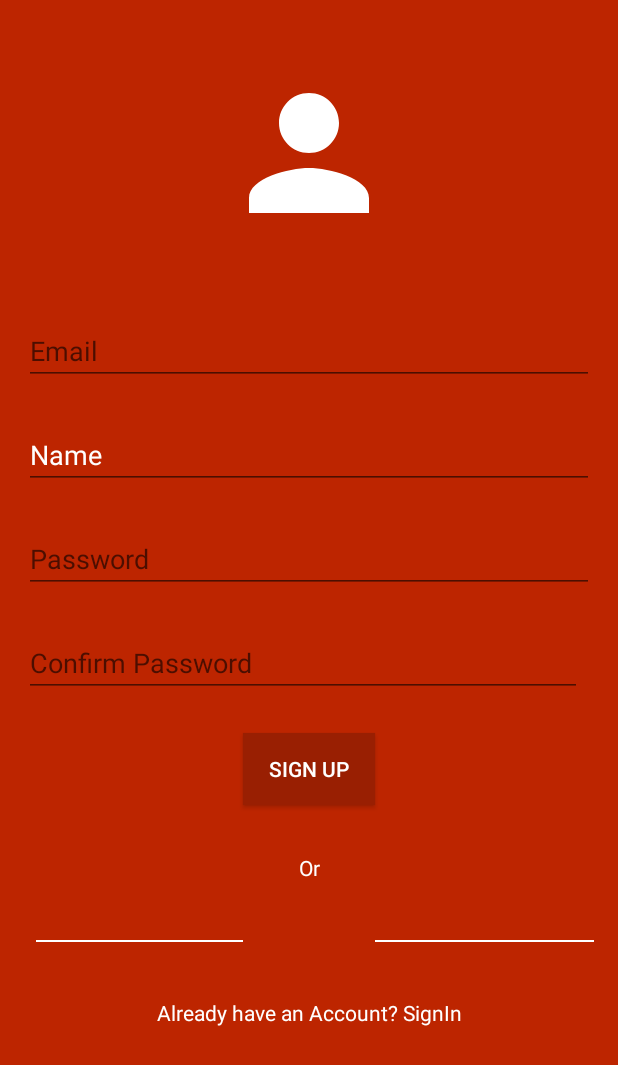
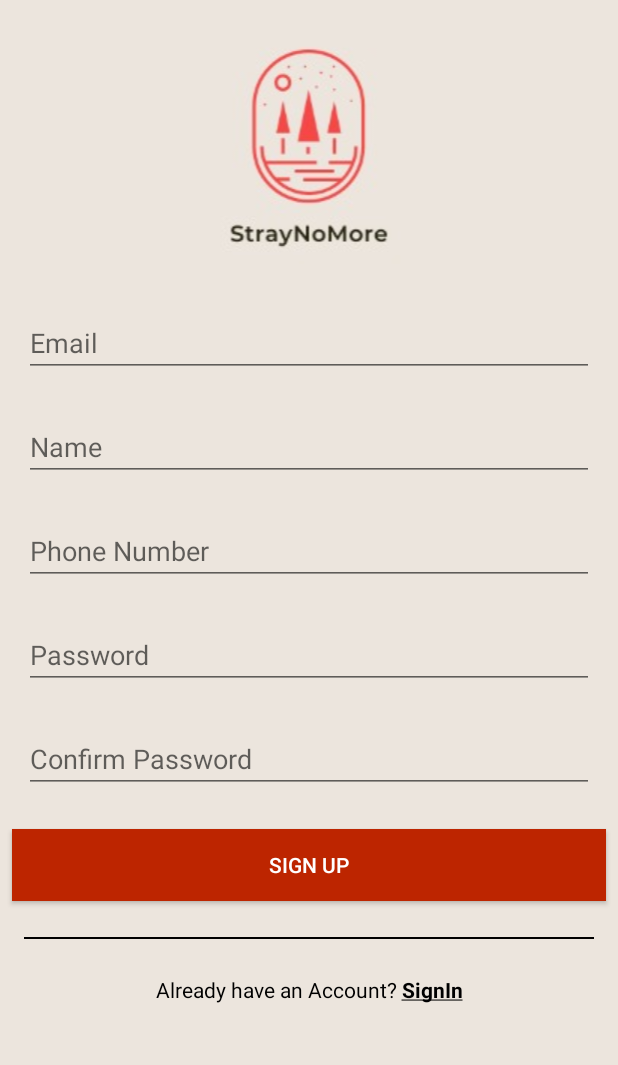
Before and after one commit to stayh2o/StrayNoMore, an Android app: the screen it shows after launch (RegisterActivity), after a tap on "Don't have an Account? SignUp", on a phone screen of 412 x 824 dp. Shown: the top 1065 px of the screen. Run offline under Robolectric (Android 15) with nearby library versions, the phone set to English and light mode, and no system bars; 1 statement that could not run was skipped.

Commit message:
Android CameraX implementation, UI changes and Logo added

```diff
--- a/StrayNoMore/app/build.gradle
+++ b/StrayNoMore/app/build.gradle
@@ -5,7 +5,7 @@ android {
     buildToolsVersion "29.0.1"
     defaultConfig {
         applicationId "com.example.androidproject"
-        minSdkVersion 21
+        minSdkVersion 23
         targetSdkVersion 29
         versionCode 1
         versionName "1.0"
@@ -21,7 +21,7 @@ android {
 
 dependencies {
     implementation fileTree(dir: 'libs', include: ['*.jar'])
-    implementation 'androidx.appcompat:appcompat:1.0.2'
+    implementation 'androidx.appcompat:appcompat:1.1.0-alpha03'
     implementation 'com.google.android.material:material:1.0.0'
     implementation 'androidx.constraintlayout:constraintlayout:1.1.3'
     implementation 'androidx.lifecycle:lifecycle-extensions:2.0.0'
--- a/StrayNoMore/app/src/main/res/layout/fragment_signout_fragment.xml
+++ b/StrayNoMore/app/src/main/res/layout/fragment_signout_fragment.xml
@@ -4,149 +4,123 @@
     xmlns:tools="http://schemas.android.com/tools"
     android:layout_width="match_parent"
     android:layout_height="match_parent"
-    android:background="@color/colorPrimary"
+    android:background="@color/colorbackground"
     tools:context=".signout_fragment">
 
-    <androidx.constraintlayout.widget.ConstraintLayout
+    <LinearLayout
+        android:layout_width="match_parent"
+        android:orientation="vertical"
+        android:layout_height="match_parent">
+
+
+        <ScrollView
             android:layout_width="match_parent"
             android:layout_height="match_parent">
-
+            <LinearLayout
+                android:layout_width="match_parent"
+                android:layout_height="match_parent"
+                android:orientation="vertical">
                 <ImageView
                     android:id="@+id/logo"
-            android:layout_width="120dp"
-            android:layout_height="120dp"
+                    android:layout_width="match_parent"
+                    android:layout_height="wrap_content"
                     android:layout_marginBottom="8dp"
-            android:src="@drawable/icon_person"
-            app:layout_constraintBottom_toBottomOf="parent"
-            app:layout_constraintEnd_toEndOf="parent"
-            app:layout_constraintStart_toStartOf="parent"
-            app:layout_constraintTop_toTopOf="parent"
-            app:layout_constraintVertical_bias="0.060000002" />
+                    android:src="@drawable/logo"/>
 
                 <EditText
                     android:id="@+id/signout_email"
-            android:layout_width="0dp"
+                    android:layout_width="match_parent"
                     android:layout_height="wrap_content"
                     android:layout_marginStart="16dp"
                     android:layout_marginEnd="16dp"
-            android:textColor="@android:color/white"
+                    android:textColor="@android:color/black"
                     android:ems="10"
                     android:hint="Email"
-            android:inputType="textEmailAddress"
-            app:layout_constraintBottom_toBottomOf="parent"
-            app:layout_constraintEnd_toEndOf="parent"
-            app:layout_constraintStart_toStartOf="parent"
-            app:layout_constraintTop_toBottomOf="@+id/logo"
-            app:layout_constraintVertical_bias="0.07999998" />
+                    android:inputType="textEmailAddress"/>
+
+                <EditText
+                    android:id="@+id/signout_name"
+                    android:layout_width="match_parent"
+                    android:layout_height="wrap_content"
+                    android:layout_marginStart="16dp"
+                    android:layout_marginEnd="16dp"
+                    android:layout_marginTop="24dp"
+                    android:ems="10"
+                    android:inputType="textPersonName"
+                    android:hint="Name"
+                    android:textColor="@android:color/black"/>
+
+                <EditText
+                    android:id="@+id/phone_number"
+                    android:layout_width="match_parent"
+                    android:layout_height="wrap_content"
+                    android:layout_marginStart="16dp"
+                    android:layout_marginEnd="16dp"
+                    android:layout_marginTop="24dp"
+                    android:ems="10"
+                    android:inputType="numberDecimal"
+                    android:hint="Phone Number"
+                    android:textColor="@android:color/black"/>
 
                 <EditText
                     android:id="@+id/signout_password"
-            android:layout_width="0dp"
+                    android:layout_width="match_parent"
                     android:layout_height="wrap_content"
                     android:layout_marginTop="24dp"
+                    android:layout_marginStart="16dp"
+                    android:layout_marginEnd="16dp"
                     android:ems="10"
                     android:hint="Password"
                     android:inputType="textPassword"
-            android:textColor="@android:color/white"
-            app:layout_constraintEnd_toEndOf="@+id/signout_name"
-            app:layout_constraintHorizontal_bias="0.0"
-            app:layout_constraintStart_toStartOf="@+id/signout_name"
-            app:layout_constraintTop_toBottomOf="@+id/signout_name" />
+                    android:textColor="@android:color/black"/>
+
+                <EditText
+                    android:id="@+id/signout_confirmpassword"
+                    android:layout_width="match_parent"
+                    android:layout_height="wrap_content"
+                    android:layout_marginStart="16dp"
+                    android:layout_marginEnd="16dp"
+                    android:layout_marginTop="24dp"
+                    android:ems="10"
+                    android:textColor="@android:color/black"
+                    android:hint="Confirm Password"
+                    android:inputType="textPassword"/>
 
                 <Button
                     android:id="@+id/btn_signout"
-            android:layout_width="wrap_content"
+                    android:layout_width="match_parent"
                     android:layout_height="wrap_content"
                     android:textColor="@android:color/white"
                     android:layout_marginStart="8dp"
                     android:layout_marginTop="24dp"
                     android:layout_marginEnd="8dp"
-            android:background="@color/colorPrimaryDark"
-            android:text="Sign Up"
-            app:layout_constraintEnd_toEndOf="parent"
-            app:layout_constraintStart_toStartOf="parent"
-            app:layout_constraintTop_toBottomOf="@+id/signout_confirmpassword" />
+                    android:background="@color/colorPrimary"
+                    android:text="Sign Up"/>
 
-        <TextView
-            android:id="@+id/textView"
-            android:layout_width="wrap_content"
-            android:layout_height="wrap_content"
-            android:layout_marginStart="8dp"
-            android:layout_marginTop="32dp"
-            android:layout_marginEnd="8dp"
-            android:text="Or"
-            android:textColor="@android:color/white"
-            app:layout_constraintEnd_toEndOf="parent"
-            app:layout_constraintStart_toStartOf="parent"
-            app:layout_constraintTop_toBottomOf="@+id/btn_signout" />
+                <View
+                    android:id="@+id/divider"
+                    android:layout_width="match_parent"
+                    android:layout_height="1dp"
+                    android:layout_marginStart="16dp"
+                    android:layout_marginEnd="16dp"
+                    android:layout_marginTop="24dp"
+                    android:background="@android:color/black"/>
 
                 <TextView
                     android:id="@+id/signin_in_signup"
-            android:layout_width="wrap_content"
+                    android:layout_width="match_parent"
                     android:layout_height="wrap_content"
+                    android:textAlignment="center"
+                    android:layout_marginTop="24dp"
                     android:layout_marginStart="8dp"
                     android:layout_marginEnd="8dp"
                     android:layout_marginBottom="8dp"
-            android:textColor="@android:color/white"
-            android:text="Already have an Account? SignIn"
-            app:layout_constraintBottom_toBottomOf="parent"
-            app:layout_constraintEnd_toEndOf="parent"
-            app:layout_constraintStart_toStartOf="parent"
-            app:layout_constraintTop_toBottomOf="@+id/textView"
-            app:layout_constraintVertical_bias="0.37" />
+                    android:textColor="@android:color/black"
+                    android:text="@string/singIn"/>
 
-        <View
-            android:id="@+id/divider"
-            android:layout_width="0dp"
-            android:layout_height="1dp"
-            android:layout_marginStart="8dp"
-            android:layout_marginTop="8dp"
-            android:background="@android:color/white"
-            app:layout_constraintBottom_toBottomOf="parent"
-            app:layout_constraintEnd_toStartOf="@+id/btn_signout"
-            app:layout_constraintStart_toStartOf="@+id/signout_password"
-            app:layout_constraintTop_toBottomOf="@+id/signout_confirmpassword"
-            app:layout_constraintVertical_bias="0.44" />
-
-        <View
-            android:id="@+id/divider2"
-            android:layout_width="0dp"
-            android:layout_height="1dp"
-            android:layout_marginTop="8dp"
-            android:background="@android:color/white"
-            app:layout_constraintBottom_toBottomOf="parent"
-            app:layout_constraintEnd_toEndOf="@+id/signout_password"
-            app:layout_constraintStart_toEndOf="@+id/btn_signout"
-            app:layout_constraintTop_toBottomOf="@+id/signout_confirmpassword"
-            app:layout_constraintVertical_bias="0.44" />
-
-        <EditText
-            android:id="@+id/signout_name"
-            android:layout_width="0dp"
-            android:layout_height="wrap_content"
-            android:layout_marginTop="24dp"
-            android:ems="10"
-            android:inputType="textPersonName"
-            android:text="Name"
-            android:textColor="@android:color/white"
-            app:layout_constraintEnd_toEndOf="@+id/signout_email"
-            app:layout_constraintStart_toStartOf="@+id/signout_email"
-            app:layout_constraintTop_toBottomOf="@+id/signout_email" />
-
-        <EditText
-            android:id="@+id/signout_confirmpassword"
-            android:layout_width="0dp"
-            android:layout_height="wrap_content"
-            android:layout_marginTop="24dp"
-            android:layout_marginEnd="8dp"
-            android:ems="10"
-            android:textColor="@android:color/white"
-            android:hint="Confirm Password"
-            android:inputType="textPassword"
-            app:layout_constraintEnd_toEndOf="@+id/signout_password"
-            app:layout_constraintStart_toStartOf="@+id/signout_password"
-            app:layout_constraintTop_toBottomOf="@+id/signout_password" />
-    </androidx.constraintlayout.widget.ConstraintLayout>
+            </LinearLayout>
+        </ScrollView>
+    </LinearLayout>
 
 
 </FrameLayout>
--- a/StrayNoMore/app/src/main/res/values/colors.xml
+++ b/StrayNoMore/app/src/main/res/values/colors.xml
@@ -6,7 +6,7 @@
     <color name="colormsgsend">#dcf8c6</color>
     <color name="colorAccent">#FFFFFF</color>
     <color name="colorIcon">#bd2500</color>
-    <color name="colorbackground">#ece5dd</color>
+    <color name="colorbackground">#ECE5DD</color>
     <color name="colorChat">#202020</color>
     <color name="colorDoctor">#0097a7</color>
     <color name="colorDoctorDark">#006064</color>
--- a/StrayNoMore/app/src/main/res/values/strings.xml
+++ b/StrayNoMore/app/src/main/res/values/strings.xml
@@ -8,6 +8,8 @@
     <string name="tab_text_3">Tab 3</string>
     <string name="account">Account</string>
     <string name="logout">Logout</string>
+    <string name="signUp">Don\'t have an Account? <b><u>SignUp</u></b></string>
+    <string name="singIn">Already have an Account? <b><u>SignIn</u></b></string>
 
     <!-- TODO: Remove or change this placeholder text -->
     <string name="hello_blank_fragment">Hello blank fragment</string>
```
Also changed, not shown: StrayNoMore/app/src/main/AndroidManifest.xml (+12 -5 lines), StrayNoMore/app/src/main/java/com/example/androidproject/CameraPreview.java (added, +90 -0 lines), StrayNoMore/app/src/main/java/com/example/androidproject/FragmentCam.java (+162 -30 lines), StrayNoMore/app/src/main/java/com/example/androidproject/SizeComparator.java (added, +40 -0 lines), StrayNoMore/app/src/main/res/drawable/ic_camera_black_24dp.xml (added, +9 -0 lines), StrayNoMore/app/src/main/res/layout/fragment_cam.xml (+47 -13 lines), StrayNoMore/app/src/main/res/layout/fragment_donation.xml (+4 -4 lines), StrayNoMore/app/src/main/res/layout/fragment_signin_fragment.xml (+18 -14 lines), StrayNoMore/app/src/main/res/layout/fragmet_adopt.xml (+5 -4 lines), StrayNoMore/app/src/main/res/drawable/flash.png (added), StrayNoMore/app/src/main/res/drawable/flash_auto.png (added), StrayNoMore/app/src/main/res/drawable/flash_off.png (added), StrayNoMore/app/src/main/res/drawable/flash_on.png (added), StrayNoMore/app/src/main/res/drawable/lightining.png (added), 1 more files. Lines whose indentation alone changed are shown as unchanged.
